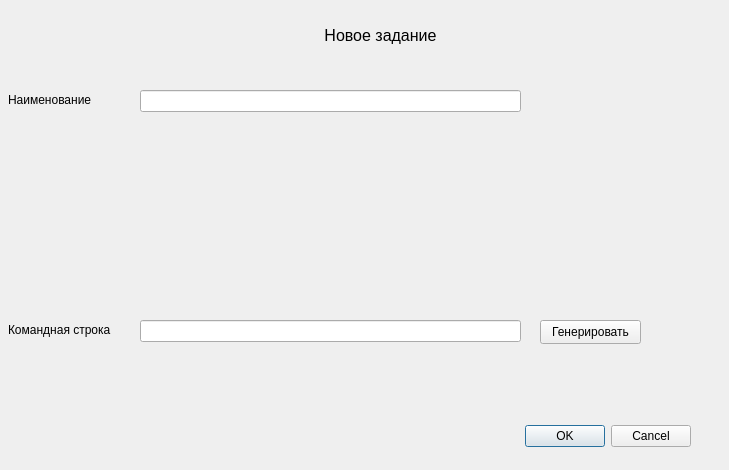
Zhmot666/PGbackuper, file UI/NewTask.ui: the form before one commit.
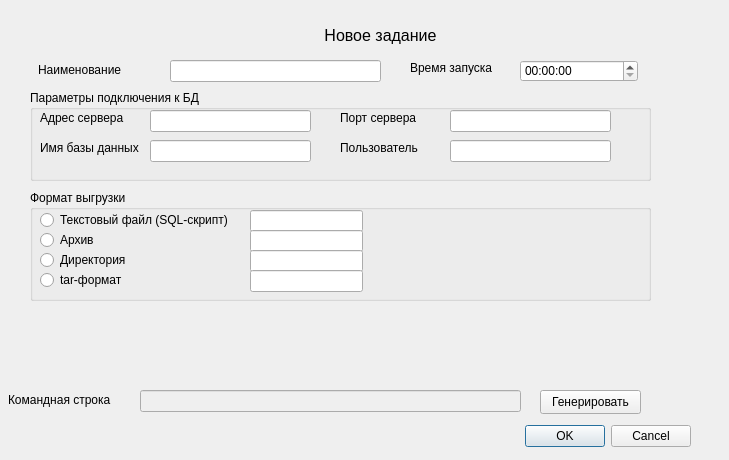
The form after the commit.

Patch:
```diff
--- a/UI/NewTask.ui
+++ b/UI/NewTask.ui
@@ -7,7 +7,7 @@
     <x>0</x>
     <y>0</y>
     <width>729</width>
-    <height>470</height>
+    <height>460</height>
    </rect>
   </property>
   <property name="windowTitle">
@@ -62,8 +62,8 @@
   <widget class="QLabel" name="LabelName">
    <property name="geometry">
     <rect>
-     <x>8</x>
-     <y>90</y>
+     <x>38</x>
+     <y>60</y>
      <width>101</width>
      <height>20</height>
     </rect>
@@ -75,9 +75,9 @@
   <widget class="QLineEdit" name="NameTask">
    <property name="geometry">
     <rect>
-     <x>140</x>
-     <y>90</y>
-     <width>381</width>
+     <x>170</x>
+     <y>60</y>
+     <width>211</width>
      <height>22</height>
     </rect>
    </property>
@@ -86,7 +86,7 @@
    <property name="geometry">
     <rect>
      <x>8</x>
-     <y>320</y>
+     <y>390</y>
      <width>111</width>
      <height>20</height>
     </rect>
@@ -96,10 +96,13 @@
    </property>
   </widget>
   <widget class="QLineEdit" name="CmdTask">
+   <property name="enabled">
+    <bool>false</bool>
+   </property>
    <property name="geometry">
     <rect>
      <x>140</x>
-     <y>320</y>
+     <y>390</y>
      <width>381</width>
      <height>22</height>
     </rect>
@@ -109,7 +112,7 @@
    <property name="geometry">
     <rect>
      <x>540</x>
-     <y>320</y>
+     <y>390</y>
      <width>101</width>
      <height>24</height>
     </rect>
@@ -118,6 +121,239 @@
     <string>Генерировать</string>
    </property>
   </widget>
+  <widget class="QGroupBox" name="GroupConnectSettings">
+   <property name="geometry">
+    <rect>
+     <x>30</x>
+     <y>90</y>
+     <width>621</width>
+     <height>91</height>
+    </rect>
+   </property>
+   <property name="title">
+    <string>Параметры подключения к БД</string>
+   </property>
+   <widget class="QLineEdit" name="ServerAdress">
+    <property name="geometry">
+     <rect>
+      <x>120</x>
+      <y>20</y>
+      <width>161</width>
+      <height>22</height>
+     </rect>
+    </property>
+   </widget>
+   <widget class="QLabel" name="LabelServerAdress">
+    <property name="geometry">
+     <rect>
+      <x>10</x>
+      <y>20</y>
+      <width>91</width>
+      <height>16</height>
+     </rect>
+    </property>
+    <property name="text">
+     <string>Адрес сервера</string>
+    </property>
+   </widget>
+   <widget class="QLabel" name="LabelServerPort">
+    <property name="geometry">
+     <rect>
+      <x>310</x>
+      <y>20</y>
+      <width>91</width>
+      <height>16</height>
+     </rect>
+    </property>
+    <property name="text">
+     <string>Порт сервера</string>
+    </property>
+   </widget>
+   <widget class="QLineEdit" name="ServerPort">
+    <property name="geometry">
+     <rect>
+      <x>420</x>
+      <y>20</y>
+      <width>161</width>
+      <height>22</height>
+     </rect>
+    </property>
+   </widget>
+   <widget class="QLabel" name="LabelDataBaseName">
+    <property name="geometry">
+     <rect>
+      <x>10</x>
+      <y>50</y>
+      <width>101</width>
+      <height>16</height>
+     </rect>
+    </property>
+    <property name="text">
+     <string>Имя базы данных</string>
+    </property>
+   </widget>
+   <widget class="QLineEdit" name="DataBaseName">
+    <property name="geometry">
+     <rect>
+      <x>120</x>
+      <y>50</y>
+      <width>161</width>
+      <height>22</height>
+     </rect>
+    </property>
+   </widget>
+   <widget class="QLineEdit" name="UserName">
+    <property name="geometry">
+     <rect>
+      <x>420</x>
+      <y>50</y>
+      <width>161</width>
+      <height>22</height>
+     </rect>
+    </property>
+   </widget>
+   <widget class="QLabel" name="LabelUserName">
+    <property name="geometry">
+     <rect>
+      <x>310</x>
+      <y>50</y>
+      <width>91</width>
+      <height>16</height>
+     </rect>
+    </property>
+    <property name="text">
+     <string>Пользователь</string>
+    </property>
+   </widget>
+  </widget>
+  <widget class="QGroupBox" name="GroupFormat">
+   <property name="geometry">
+    <rect>
+     <x>30</x>
+     <y>190</y>
+     <width>621</width>
+     <height>111</height>
+    </rect>
+   </property>
+   <property name="title">
+    <string>Формат выгрузки</string>
+   </property>
+   <widget class="QRadioButton" name="TextFile">
+    <property name="geometry">
+     <rect>
+      <x>10</x>
+      <y>20</y>
+      <width>191</width>
+      <height>20</height>
+     </rect>
+    </property>
+    <property name="text">
+     <string>Текстовый файл (SQL-скрипт)</string>
+    </property>
+   </widget>
+   <widget class="QRadioButton" name="Arhiv">
+    <property name="geometry">
+     <rect>
+      <x>10</x>
+      <y>40</y>
+      <width>89</width>
+      <height>20</height>
+     </rect>
+    </property>
+    <property name="text">
+     <string>Архив</string>
+    </property>
+   </widget>
+   <widget class="QRadioButton" name="Folder">
+    <property name="geometry">
+     <rect>
+      <x>10</x>
+      <y>60</y>
+      <width>89</width>
+      <height>20</height>
+     </rect>
+    </property>
+    <property name="text">
+     <string>Директория</string>
+    </property>
+   </widget>
+   <widget class="QRadioButton" name="TarArhiv">
+    <property name="geometry">
+     <rect>
+      <x>10</x>
+      <y>80</y>
+      <width>89</width>
+      <height>20</height>
+     </rect>
+    </property>
+    <property name="text">
+     <string>tar-формат</string>
+    </property>
+   </widget>
+   <widget class="QLineEdit" name="ChangedTextFile">
+    <property name="geometry">
+     <rect>
+      <x>220</x>
+      <y>20</y>
+      <width>113</width>
+      <height>22</height>
+     </rect>
+    </property>
+   </widget>
+   <widget class="QLineEdit" name="ChangedArhiv">
+    <property name="geometry">
+     <rect>
+      <x>220</x>
+      <y>40</y>
+      <width>113</width>
+      <height>22</height>
+     </rect>
+    </property>
+   </widget>
+   <widget class="QLineEdit" name="ChangedFolder">
+    <property name="geometry">
+     <rect>
+      <x>220</x>
+      <y>60</y>
+      <width>113</width>
+      <height>22</height>
+     </rect>
+    </property>
+   </widget>
+   <widget class="QLineEdit" name="ChangedTarArhiv">
+    <property name="geometry">
+     <rect>
+      <x>220</x>
+      <y>80</y>
+      <width>113</width>
+      <height>22</height>
+     </rect>
+    </property>
+   </widget>
+  </widget>
+  <widget class="QTimeEdit" name="TimeStart">
+   <property name="geometry">
+    <rect>
+     <x>520</x>
+     <y>60</y>
+     <width>118</width>
+     <height>22</height>
+    </rect>
+   </property>
+  </widget>
+  <widget class="QLabel" name="label">
+   <property name="geometry">
+    <rect>
+     <x>410</x>
+     <y>60</y>
+     <width>101</width>
+     <height>16</height>
+    </rect>
+   </property>
+   <property name="text">
+    <string>Время запуска</string>
+   </property>
+  </widget>
  </widget>
  <resources/>
  <connections>
```
Left out of the diff: 256 changed lines with no effect on the pictures.
